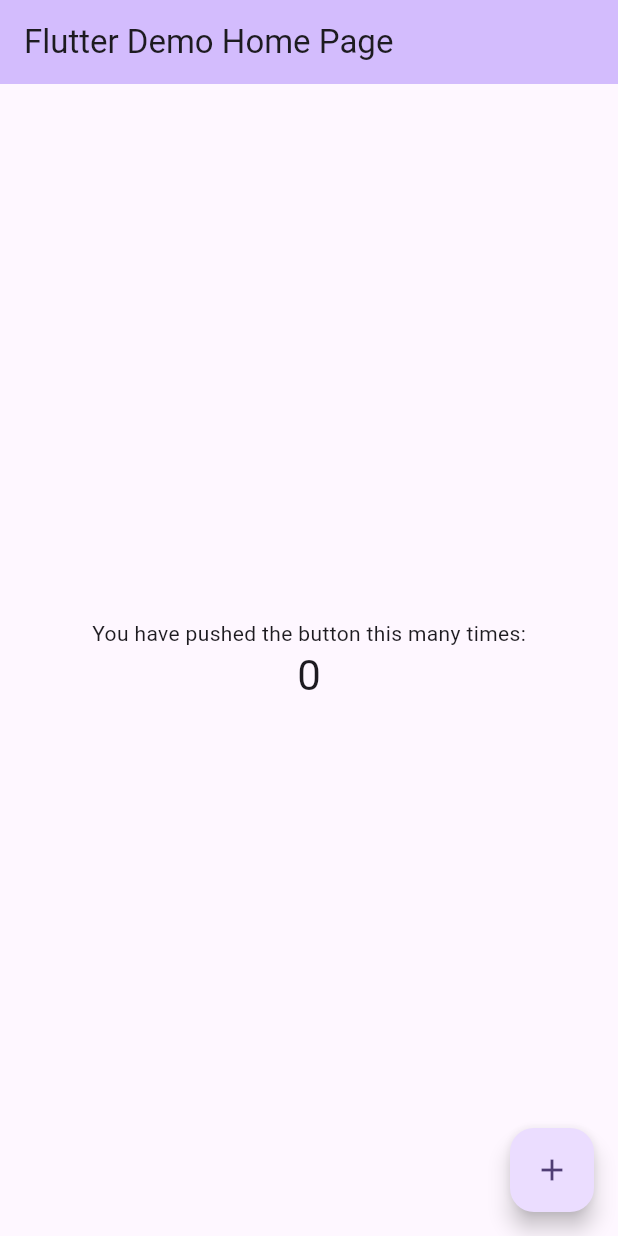
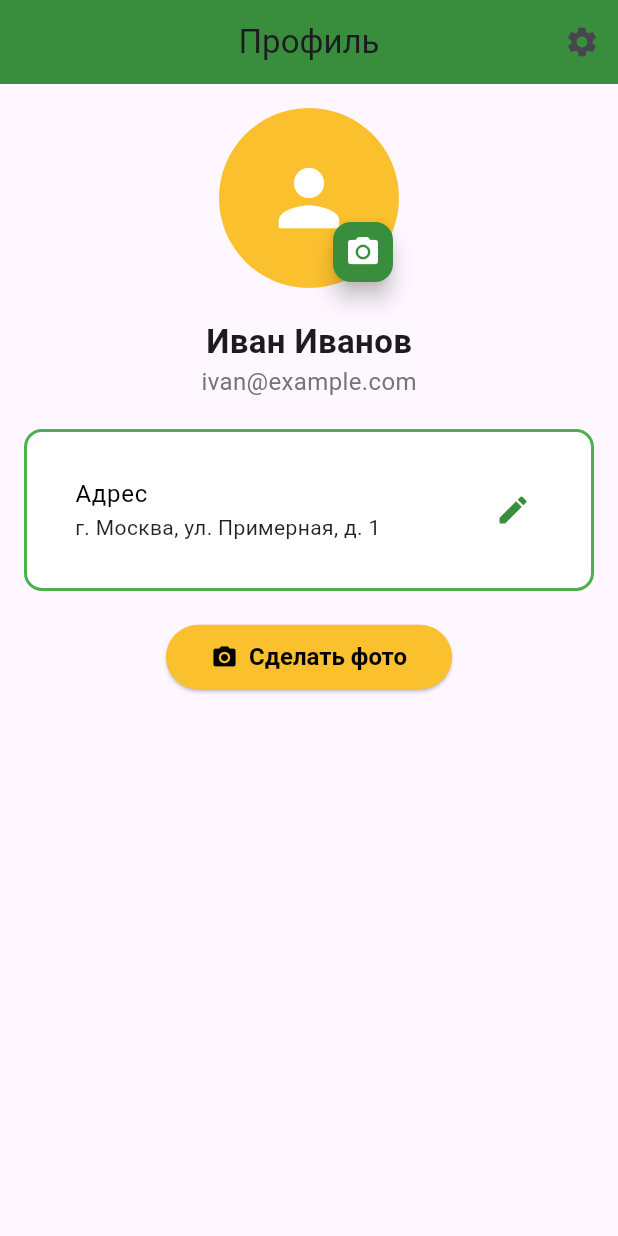
Before and after one commit to dench1k1ng/auth_profile_language, a Flutter app: the screen it shows after launch, on a phone screen of 412 x 824 dp. Run offline on Flutter 3.47's test engine with Material 3 defaults, Android fonts, the phone set to English and light mode, and no system bars; our stand-ins replace image_picker, shared_preferences.

Commit message:
add profile page

```diff
--- a/lib/main.dart
+++ b/lib/main.dart
@@ -1,125 +1,32 @@
+import 'package:auth_profile_language/provider/theme_provider.dart';
+import 'package:auth_profile_language/screens/profile_screen.dart';
 import 'package:flutter/material.dart';
+import 'package:provider/provider.dart';
 
 void main() {
-  runApp(const MyApp());
+  runApp(
+    ChangeNotifierProvider(
+      create: (context) => ThemeProvider(),
+      child: MyApp(),
+    ),
+  );
 }
 
 class MyApp extends StatelessWidget {
-  const MyApp({super.key});
-
-  // This widget is the root of your application.
   @override
   Widget build(BuildContext context) {
+    final themeProvider = Provider.of<ThemeProvider>(context);
+
     return MaterialApp(
-      title: 'Flutter Demo',
-      theme: ThemeData(
-        // This is the theme of your application.
-        //
-        // TRY THIS: Try running your application with "flutter run". You'll see
-        // the application has a purple toolbar. Then, without quitting the app,
-        // try changing the seedColor in the colorScheme below to Colors.green
-        // and then invoke "hot reload" (save your changes or press the "hot
-        // reload" button in a Flutter-supported IDE, or press "r" if you used
-        // the command line to start the app).
-        //
-        // Notice that the counter didn't reset back to zero; the application
-        // state is not lost during the reload. To reset the state, use hot
-        // restart instead.
-        //
-        // This works for code too, not just values: Most code changes can be
-        // tested with just a hot reload.
-        colorScheme: ColorScheme.fromSeed(seedColor: Colors.deepPurple),
-        useMaterial3: true,
+      title: 'Profile App',
+      theme: ThemeData.light(), // Светлая тема
+      darkTheme: ThemeData.dark(), // Тёмная тема
+      themeMode: themeProvider.isDarkMode ? ThemeMode.dark : ThemeMode.light,
+      debugShowCheckedModeBanner: false,
+      home: ProfileScreen(
+        name: "Иван Иванов",
+        email: "ivan@example.com",
       ),
-      home: const MyHomePage(title: 'Flutter Demo Home Page'),
     );
   }
 }
-
-class MyHomePage extends StatefulWidget {
-  const MyHomePage({super.key, required this.title});
-
-  // This widget is the home page of your application. It is stateful, meaning
-  // that it has a State object (defined below) that contains fields that affect
-  // how it looks.
-
-  // This class is the configuration for the state. It holds the values (in this
-  // case the title) provided by the parent (in this case the App widget) and
-  // used by the build method of the State. Fields in a Widget subclass are
-  // always marked "final".
-
-  final String title;
-
-  @override
-  State<MyHomePage> createState() => _MyHomePageState();
-}
-
-class _MyHomePageState extends State<MyHomePage> {
-  int _counter = 0;
-
-  void _incrementCounter() {
-    setState(() {
-      // This call to setState tells the Flutter framework that something has
-      // changed in this State, which causes it to rerun the build method below
-      // so that the display can reflect the updated values. If we changed
-      // _counter without calling setState(), then the build method would not be
-      // called again, and so nothing would appear to happen.
-      _counter++;
-    });
-  }
-
-  @override
-  Widget build(BuildContext context) {
-    // This method is rerun every time setState is called, for instance as done
-    // by the _incrementCounter method above.
-    //
-    // The Flutter framework has been optimized to make rerunning build methods
-    // fast, so that you can just rebuild anything that needs updating rather
-    // than having to individually change instances of widgets.
-    return Scaffold(
-      appBar: AppBar(
-        // TRY THIS: Try changing the color here to a specific color (to
-        // Colors.amber, perhaps?) and trigger a hot reload to see the AppBar
-        // change color while the other colors stay the same.
-        backgroundColor: Theme.of(context).colorScheme.inversePrimary,
-        // Here we take the value from the MyHomePage object that was created by
-        // the App.build method, and use it to set our appbar title.
-        title: Text(widget.title),
-      ),
-      body: Center(
-        // Center is a layout widget. It takes a single child and positions it
-        // in the middle of the parent.
-        child: Column(
-          // Column is also a layout widget. It takes a list of children and
-          // arranges them vertically. By default, it sizes itself to fit its
-          // children horizontally, and tries to be as tall as its parent.
-          //
-          // Column has various properties to control how it sizes itself and
-          // how it positions its children. Here we use mainAxisAlignment to
-          // center the children vertically; the main axis here is the vertical
-          // axis because Columns are vertical (the cross axis would be
-          // horizontal).
-          //
-          // TRY THIS: Invoke "debug painting" (choose the "Toggle Debug Paint"
-          // action in the IDE, or press "p" in the console), to see the
-          // wireframe for each widget.
-          mainAxisAlignment: MainAxisAlignment.center,
-          children: <Widget>[
-            const Text(
-              'You have pushed the button this many times:',
-            ),
-            Text(
-              '$_counter',
-              style: Theme.of(context).textTheme.headlineMedium,
-            ),
-          ],
-        ),
-      ),
-      floatingActionButton: FloatingActionButton(
-        onPressed: _incrementCounter,
-        tooltip: 'Increment',
-        child: const Icon(Icons.add),
-      ), // This trailing comma makes auto-formatting nicer for build methods.
-    );
-  }
-}
--- /dev/null
+++ b/lib/provider/theme_provider.dart
@@ -0,0 +1,29 @@
+import 'package:flutter/material.dart';
+import 'package:shared_preferences/shared_preferences.dart';
+
+class ThemeProvider extends ChangeNotifier {
+  bool _isDarkMode = false;
+
+  bool get isDarkMode => _isDarkMode;
+
+  ThemeProvider() {
+    _loadTheme();
+  }
+
+  void toggleTheme(bool isDark) {
+    _isDarkMode = isDark;
+    _saveTheme(isDark);
+    notifyListeners();
+  }
+
+  void _loadTheme() async {
+    final prefs = await SharedPreferences.getInstance();
+    _isDarkMode = prefs.getBool('isDarkMode') ?? false;
+    notifyListeners();
+  }
+
+  void _saveTheme(bool isDark) async {
+    final prefs = await SharedPreferences.getInstance();
+    prefs.setBool('isDarkMode', isDark);
+  }
+}
--- /dev/null
+++ b/lib/screens/profile_screen.dart
@@ -0,0 +1,182 @@
+import 'package:flutter/material.dart';
+import 'package:image_picker/image_picker.dart';
+import 'package:provider/provider.dart';
+import 'dart:io';
+import '../provider/theme_provider.dart';
+import '../widgets/avatar_widget.dart';
+import 'settings_screen.dart';
+
+class ProfileScreen extends StatefulWidget {
+  final String name;
+  final String email;
+
+  ProfileScreen({required this.name, required this.email});
+
+  @override
+  _ProfileScreenState createState() => _ProfileScreenState();
+}
+
+class _ProfileScreenState extends State<ProfileScreen> {
+  File? _avatar;
+  late String _name;
+  late String _email;
+  String _address = "г. Москва, ул. Примерная, д. 1";
+  bool _isDarkMode = false;
+  String _selectedLanguage = "Русский";
+
+  @override
+  void initState() {
+    super.initState();
+    _name = widget.name;
+    _email = widget.email;
+  }
+  //FDF
+
+  Future<void> _pickImage(ImageSource source) async {
+    final pickedFile = await ImagePicker().pickImage(source: source);
+    if (pickedFile != null) {
+      setState(() {
+        _avatar = File(pickedFile.path);
+      });
+    }
+  }
+
+  void _editField(String field, String initialValue, Function(String) onSave) {
+    TextEditingController controller =
+        TextEditingController(text: initialValue);
+    showDialog(
+      context: context,
+      builder: (context) => AlertDialog(
+        title: Text("Редактировать $field"),
+        content: TextField(
+          controller: controller,
+          decoration: InputDecoration(border: OutlineInputBorder()),
+        ),
+        actions: [
+          TextButton(
+            onPressed: () => Navigator.pop(context),
+            child: Text("Отмена"),
+          ),
+          ElevatedButton(
+            onPressed: () {
+              onSave(controller.text);
+              Navigator.pop(context);
+            },
+            child: Text("Сохранить"),
+          ),
+        ],
+      ),
+    );
+  }
+
+  void _openSettings() {
+    showModalBottomSheet(
+      context: context,
+      builder: (context) {
+        return SettingsScreen(
+          selectedLanguage: _selectedLanguage,
+          onLanguageChanged: (language) {
+            setState(() {
+              _selectedLanguage = language;
+            });
+          },
+        );
+      },
+    );
+  }
+
+  @override
+  Widget build(BuildContext context) {
+    return Scaffold(
+      appBar: AppBar(
+        title: Text("Профиль"),
+        backgroundColor: Colors.green[700],
+        centerTitle: true,
+        actions: [
+          IconButton(
+            icon: Icon(Icons.settings),
+            onPressed: _openSettings,
+          ),
+        ],
+      ),
+      body: SingleChildScrollView(
+        child: Padding(
+          padding: EdgeInsets.all(16.0),
+          child: Column(
+            crossAxisAlignment: CrossAxisAlignment.center,
+            children: [
+              AvatarWidget(avatar: _avatar, onImagePicked: _pickImage),
+              SizedBox(height: 20),
+              Text(
+                _name,
+                style: TextStyle(fontSize: 22, fontWeight: FontWeight.bold),
+              ),
+              Text(
+                _email,
+                style: TextStyle(fontSize: 16, color: Colors.grey[600]),
+              ),
+              SizedBox(height: 20),
+              Container(
+                padding: EdgeInsets.all(16),
+                decoration: BoxDecoration(
+                  color: Provider.of<ThemeProvider>(context).isDarkMode
+                      ? Colors.grey[900] // Темный фон в тёмной теме
+                      : Colors.white, // Светлый фон в светлой теме
+                  borderRadius: BorderRadius.circular(12),
+                  border: Border.all(
+                    color: Colors.green,
+                    width: 2,
+                  ),
+                ),
+                child: Column(
+                  children: [
+                    ListTile(
+                      title: Text(
+                        "Адрес",
+                        style: TextStyle(
+                          color: Provider.of<ThemeProvider>(context).isDarkMode
+                              ? Colors.white
+                              : Colors.black,
+                        ),
+                      ),
+                      subtitle: Text(
+                        _address,
+                        style: TextStyle(
+                          color: Provider.of<ThemeProvider>(context).isDarkMode
+                              ? Colors.grey[400]
+                              : Colors.black87,
+                        ),
+                      ),
+                      trailing: Icon(
+                        Icons.edit,
+                        color: Colors.green[700],
+                      ),
+                      onTap: () => _editField("Адрес", _address, (value) {
+                        setState(() {
+                          _address = value;
+                        });
+                      }),
+                    ),
+                  ],
+                ),
+              ),
+              SizedBox(height: 20),
+              ElevatedButton.icon(
+                onPressed: () => _pickImage(ImageSource.camera),
+                icon: Icon(Icons.camera_alt),
+                label: Text("Сделать фото"),
+                style: ElevatedButton.styleFrom(
+                  backgroundColor: Colors.yellow[700],
+                  foregroundColor: Colors.black,
+                  padding: EdgeInsets.symmetric(horizontal: 30, vertical: 12),
+                  textStyle:
+                      TextStyle(fontSize: 16, fontWeight: FontWeight.bold),
+                ),
+              ),
+            ],
+          ),
+        ),
+      ),
+    );
+  }
+}
--- /dev/null
+++ b/lib/widgets/avatar_widget.dart
@@ -0,0 +1,41 @@
+import 'package:flutter/material.dart';
+import 'package:image_picker/image_picker.dart';
+import 'dart:io';
+
+class AvatarWidget extends StatefulWidget {
+  final File? avatar;
+  final Function(ImageSource) onImagePicked;
+
+  const AvatarWidget(
+      {Key? key, required this.avatar, required this.onImagePicked})
+      : super(key: key);
+
+  @override
+  _AvatarWidgetState createState() => _AvatarWidgetState();
+}
+
+class _AvatarWidgetState extends State<AvatarWidget> {
+  @override
+  Widget build(BuildContext context) {
+    return Stack(
+      alignment: Alignment.bottomRight,
+      children: [
+        CircleAvatar(
+          radius: 60,
+          backgroundColor: Colors.yellow[700],
+          backgroundImage:
+              widget.avatar != null ? FileImage(widget.avatar!) : null,
+          child: widget.avatar == null
+              ? Icon(Icons.person, size: 60, color: Colors.white)
+              : null,
+        ),
+        FloatingActionButton(
+          mini: true,
+          backgroundColor: Colors.green[700],
+          onPressed: () => widget.onImagePicked(ImageSource.gallery),
+          child: Icon(Icons.camera_alt, color: Colors.white),
+        ),
+      ],
+    );
+  }
+}
--- a/pubspec.yaml
+++ b/pubspec.yaml
@@ -34,6 +34,9 @@ dependencies:
   # The following adds the Cupertino Icons font to your application.
   # Use with the CupertinoIcons class for iOS style icons.
   cupertino_icons: ^1.0.8
+  image_picker: ^1.1.2
+  provider: ^6.1.2
+  shared_preferences: ^2.5.2
 
 dev_dependencies:
   flutter_test:
```
Also changed, not shown: lib/screens/settings_screen.dart (added, +72 -0 lines), pubspec.lock, 130 other files.
